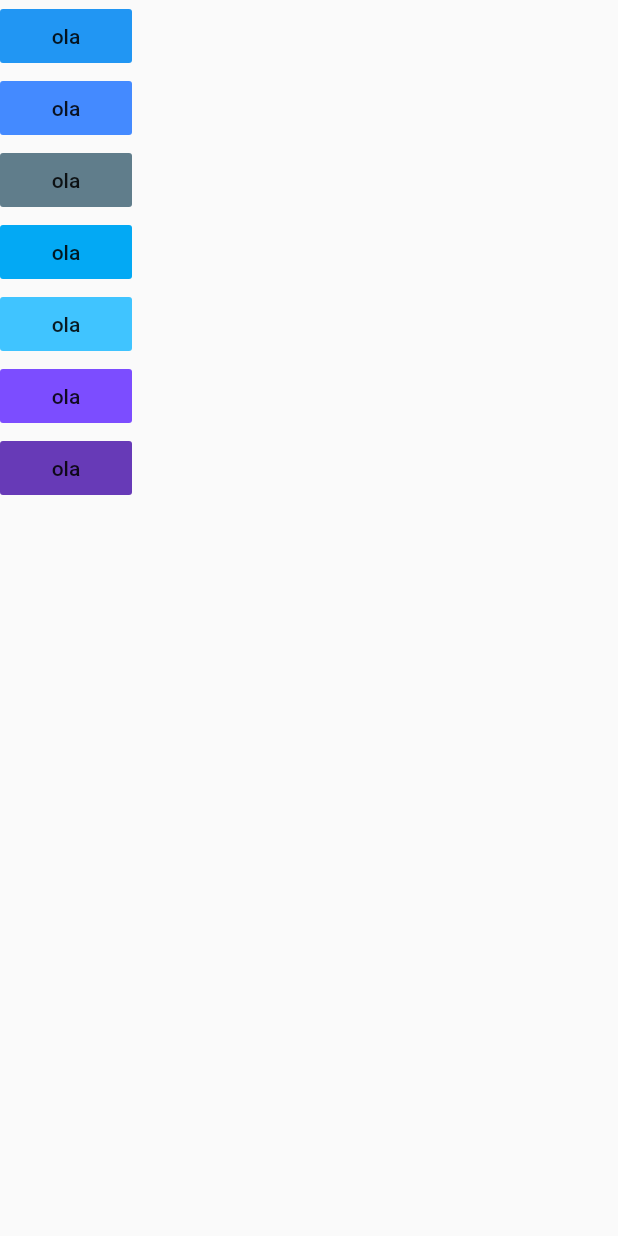
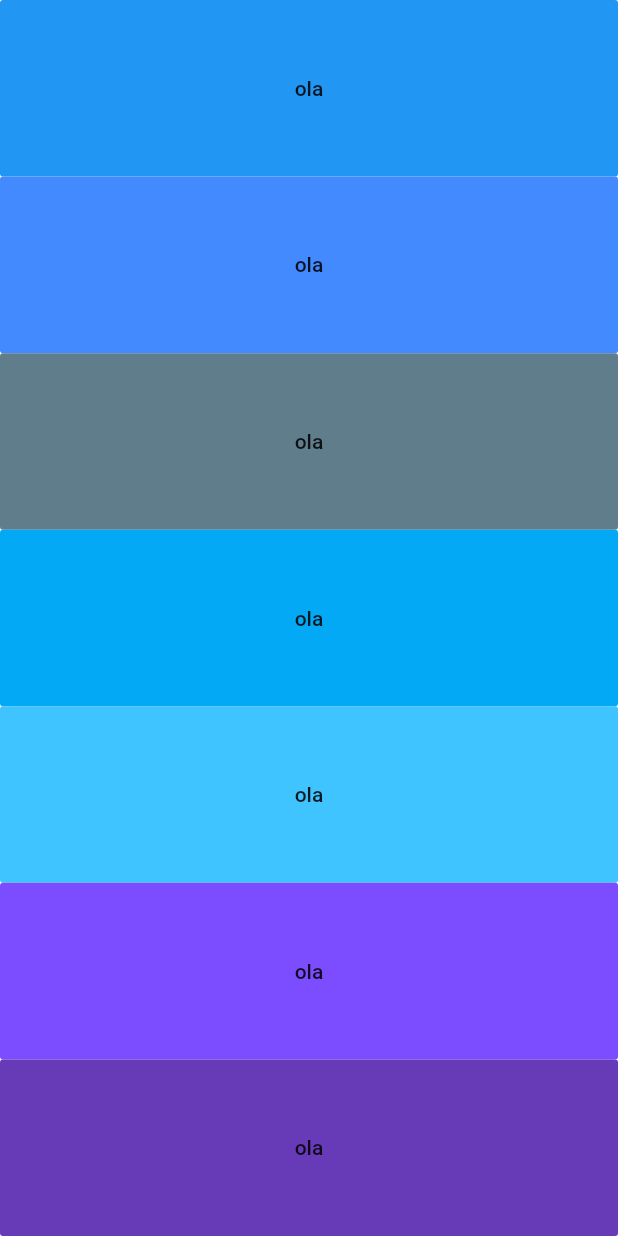
Before and after one commit to yamlakyam/xylophone, a Flutter app: the screen it shows after launch, on a phone screen of 412 x 824 dp. Run offline on Flutter 3.47's test engine with Material 2 defaults, Android fonts, the phone set to English and light mode, and no system bars; our stand-ins replace audioplayers.

Commit message:
made some modification on the UI

```diff
--- a/lib/main.dart
+++ b/lib/main.dart
@@ -7,7 +7,8 @@ import 'package:audioplayers/audio_cache.dart';
 void main() {
   runApp(MyApp());
 }
-void playNotes(int noteNum){
+
+void playNotes(int noteNum) {
   final player = AudioCache();
   player.play('assets_note$noteNum.wav');
 }
@@ -19,49 +20,73 @@ class MyApp extends StatelessWidget {
       home: Scaffold(
         body: SafeArea(
           child: Column(
+            crossAxisAlignment: CrossAxisAlignment.stretch,
             children: [
-              FlatButton(
+              Expanded(
+                child: FlatButton(
                   color: Colors.blue,
                   onPressed: () {
                     playNotes(1);
                   },
                   child: Text('ola'),
-              ),FlatButton(
+                ),
+              ),
+              Expanded(
+                child: FlatButton(
                   color: Colors.blueAccent,
                   onPressed: () {
                     playNotes(2);
                   },
                   child: Text('ola'),
-              ),FlatButton(
+                ),
+              ),
+              Expanded(
+                child: FlatButton(
                   color: Colors.blueGrey,
                   onPressed: () {
                     playNotes(3);
                   },
                   child: Text('ola'),
-              ),FlatButton(
+                ),
+              ),
+              Expanded(
+                child: FlatButton(
                   color: Colors.lightBlue,
                   onPressed: () {
                     playNotes(4);
                   },
                   child: Text('ola'),
-              ),FlatButton(
+                ),
+              ),
+
+              Expanded(
+                child: FlatButton(
                   color: Colors.lightBlueAccent,
                   onPressed: () {
                     playNotes(5);
                   },
                   child: Text('ola'),
-              ),FlatButton(
+                ),
+              ),
+
+              Expanded(
+                child: FlatButton(
                   color: Colors.deepPurpleAccent,
                   onPressed: () {
                     playNotes(6);
                   },
                   child: Text('ola'),
-              ), FlatButton(
+                ),
+              ),
+
+              Expanded(
+                child: FlatButton(
                   color: Colors.deepPurple,
                   onPressed: () {
                     playNotes(7);
                   },
                   child: Text('ola'),
+                ),
               ),
             ],
           ),
```
Lines whose indentation alone changed are shown as unchanged.
